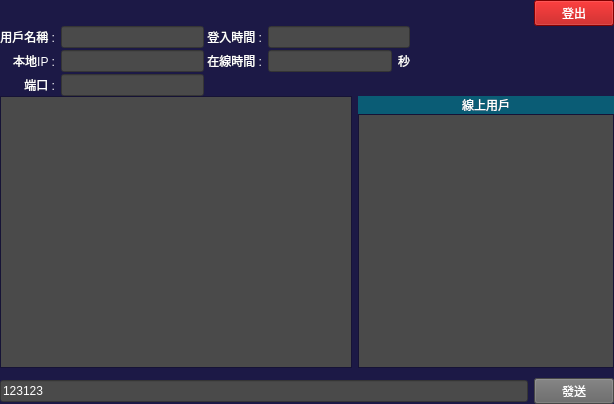
The window that TCP_Client/TCP_Client.ui (philo-wu/Philo_Game) describes before a commit, drawn with Qt 5.
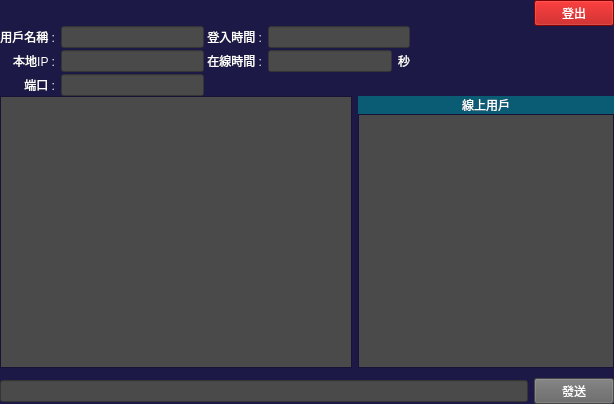
The same window after the commit.

```diff
--- a/TCP_Client/TCP_Client.ui
+++ b/TCP_Client/TCP_Client.ui
@@ -591,7 +591,7 @@
 color: rgb(255, 255, 255);</string>
         </property>
         <property name="text">
-         <string>123123</string>
+         <string/>
         </property>
        </widget>
       </item>
```
Left out of the diff: 27 changed lines with no effect on the pictures.
